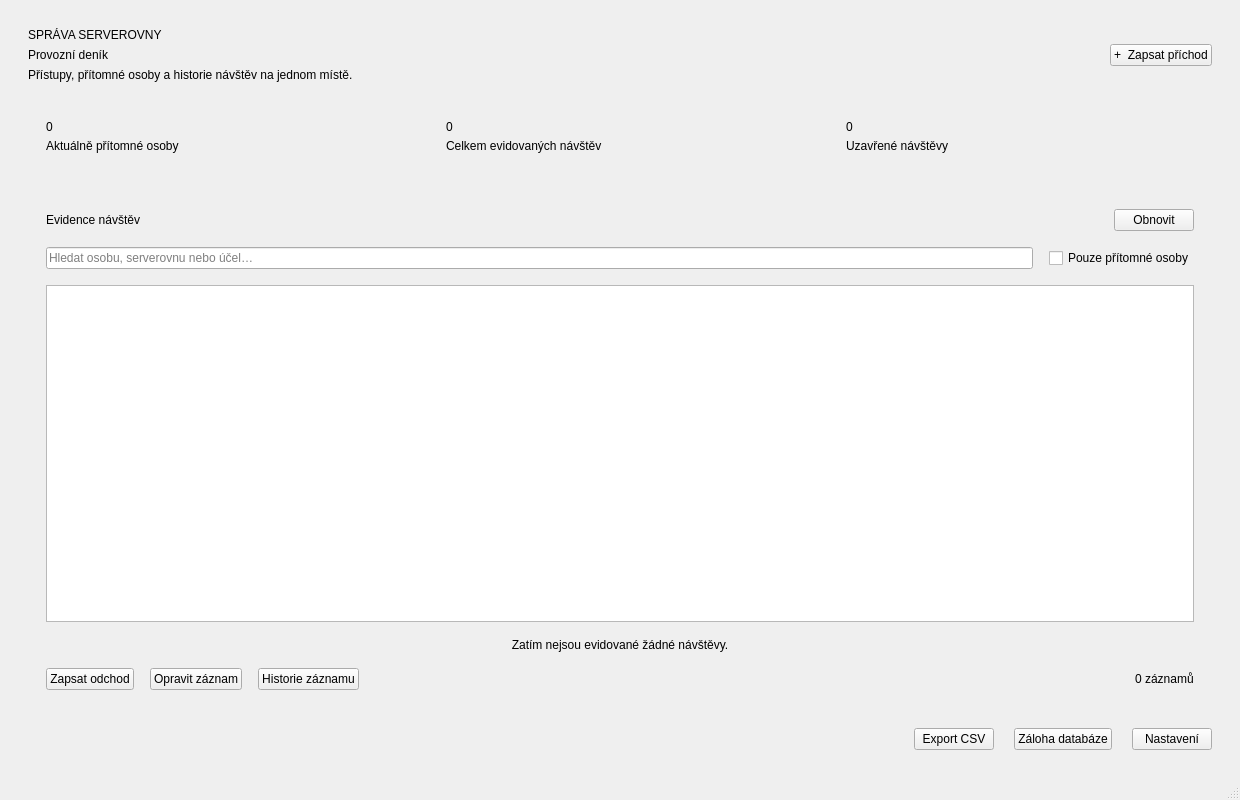
Qt form src/provozni_denik/ui/forms/main_window.ui (mp00077/Provozni-denik) before a commit.
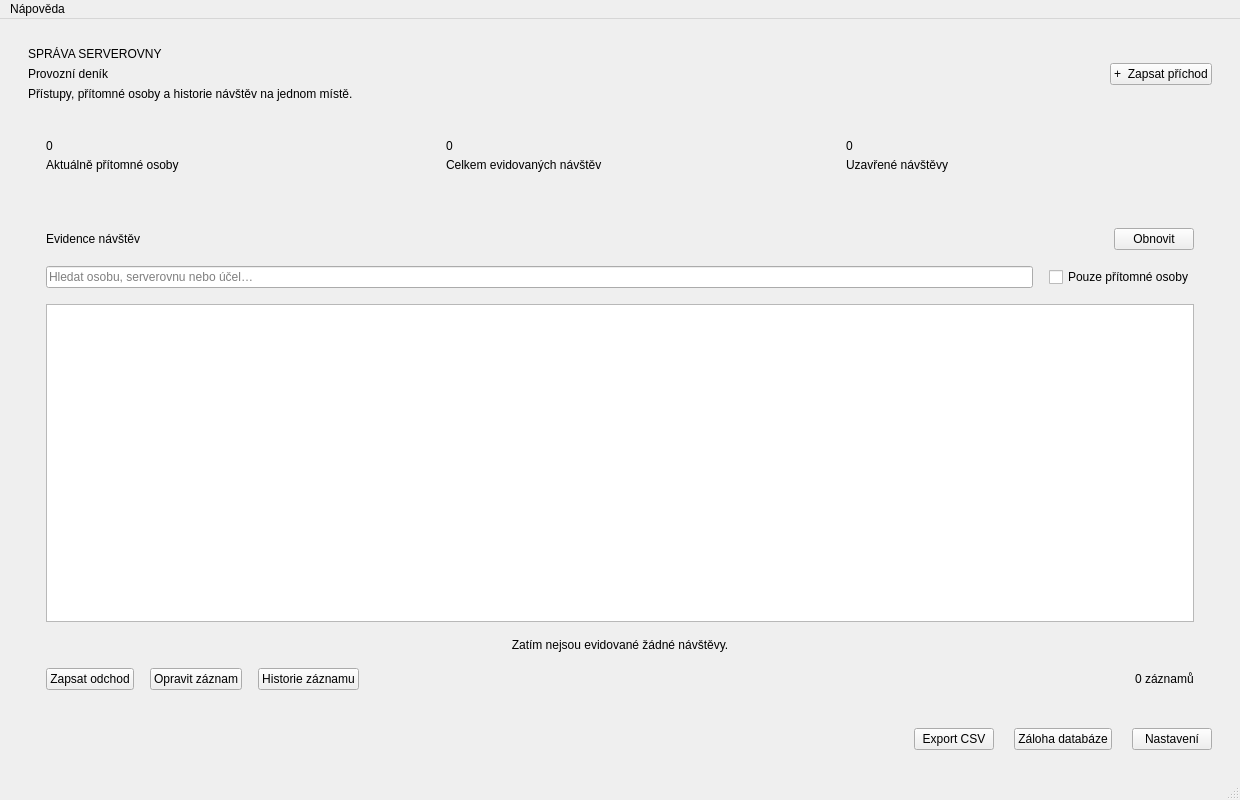
The same form after that commit.

The edit to the form file:
```diff
--- a/src/provozni_denik/ui/forms/main_window.ui
+++ b/src/provozni_denik/ui/forms/main_window.ui
@@ -432,6 +432,14 @@
     </item>
    </layout>
   </widget>
+  <widget class="QMenuBar" name="menubar">
+   <widget class="QMenu" name="helpMenu">
+    <property name="title"><string>Nápověda</string></property>
+    <addaction name="aboutAction"/>
+   </widget>
+   <addaction name="helpMenu"/>
+  </widget>
+  <action name="aboutAction"><property name="text"><string>O aplikaci…</string></property><property name="menuRole"><enum>QAction::AboutRole</enum></property></action>
   <widget class="QStatusBar" name="statusbar" />
   <property name="minimumSize">
    <size>
```
